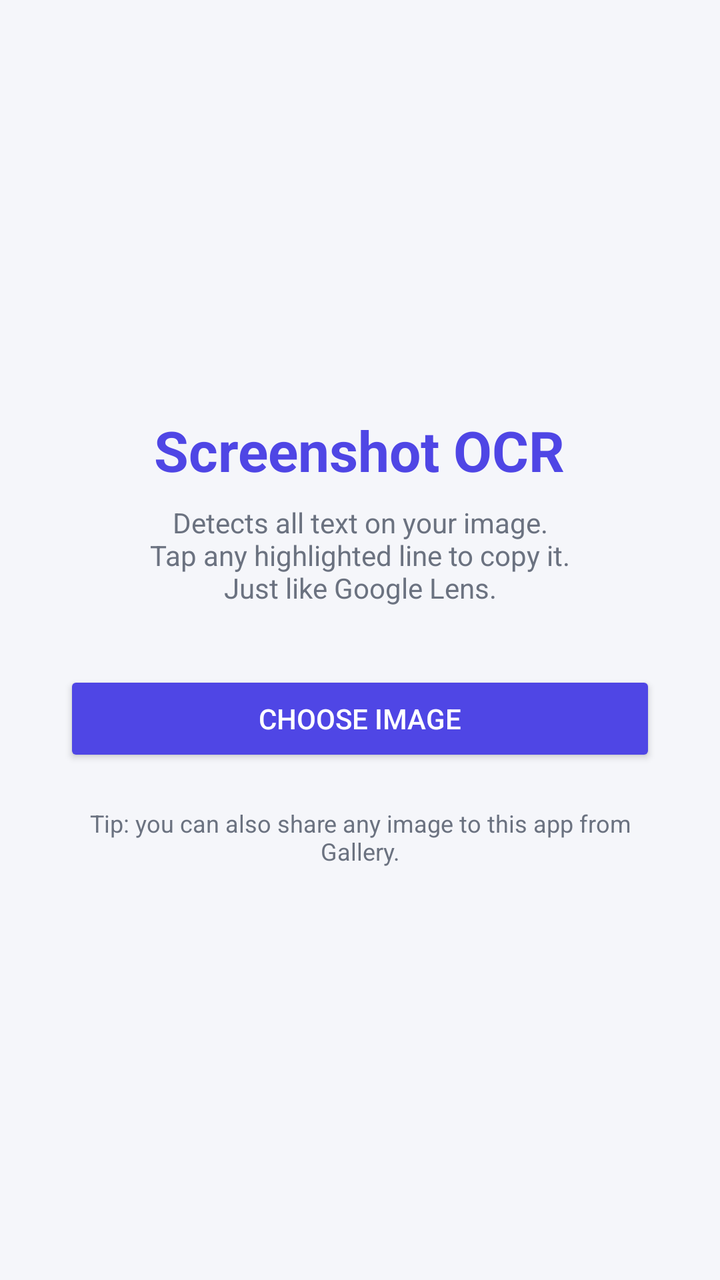
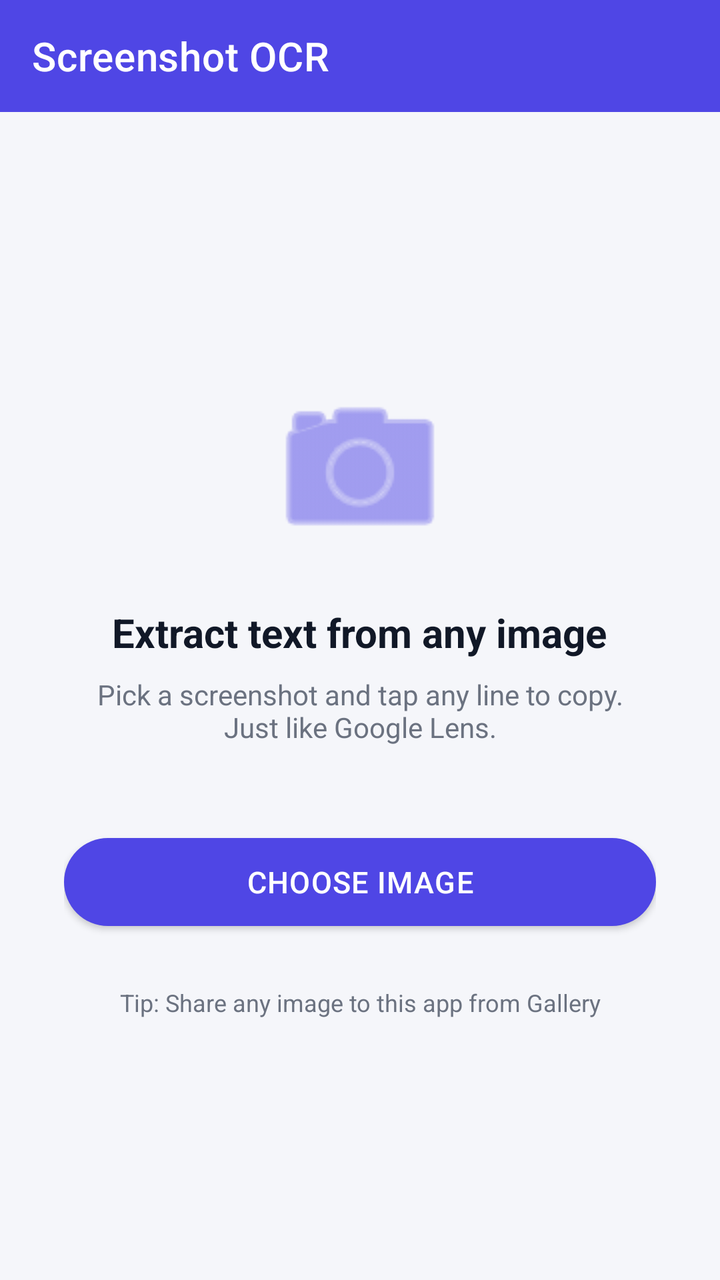

Two renders of the same Android screen: before a commit and after it. Below are the layout's source before the change and the commit's diff.
<!-- AndroidManifest.xml: application theme AppTheme -->
<!-- res/layout/activity_main.xml -->
<?xml version="1.0" encoding="utf-8"?>
<LinearLayout xmlns:android="http://schemas.android.com/apk/res/android"
    android:layout_width="match_parent"
    android:layout_height="match_parent"
    android:orientation="vertical"
    android:background="@color/bg"
    android:gravity="center"
    android:padding="32dp">

    <TextView
        android:layout_width="wrap_content"
        android:layout_height="wrap_content"
        android:text="Screenshot OCR"
        android:textSize="28sp"
        android:textStyle="bold"
        android:textColor="@color/primary" />

    <TextView
        android:layout_width="match_parent"
        android:layout_height="wrap_content"
        android:layout_marginTop="8dp"
        android:gravity="center"
        android:text="Detects all text on your image.\nTap any highlighted line to copy it.\nJust like Google Lens."
        android:textSize="14sp"
        android:textColor="@color/textSecondary" />

    <Button
        android:id="@+id/pickBtn"
        android:layout_width="match_parent"
        android:layout_height="wrap_content"
        android:layout_marginTop="32dp"
        android:backgroundTint="@color/primary"
        android:textColor="#FFFFFF"
        android:paddingVertical="14dp"
        android:text="Choose Image" />

    <TextView
        android:layout_width="match_parent"
        android:layout_height="wrap_content"
        android:layout_marginTop="20dp"
        android:gravity="center"
        android:text="Tip: you can also share any image to this app from Gallery."
        android:textSize="12sp"
        android:textColor="@color/textSecondary" />

</LinearLayout>
<!-- resources referenced by this layout -->
<resources>
  <color name="bg">#F5F6FA</color>
  <color name="primary">#4F46E5</color>
  <color name="textSecondary">#6B7280</color>
  <style name="AppTheme" parent="Theme.MaterialComponents.Light.NoActionBar">
          <item name="colorPrimary">@color/primary</item>
          <item name="colorPrimaryVariant">@color/primaryDark</item>
          <item name="colorOnPrimary">#FFFFFF</item>
          <item name="colorSecondary">@color/accent</item>
          <item name="colorOnSecondary">#FFFFFF</item>
          <item name="android:windowBackground">@color/bg</item>
          <item name="android:statusBarColor">@color/primaryDark</item>
          <item name="android:navigationBarColor">@color/bg</item>
          <item name="android:windowLightStatusBar">false</item>
      </style>
  <color name="primaryDark">#3730A3</color>
  <color name="accent">#009688</color>
</resources>

<!-- the commit's change to res/layout/activity_main.xml (unified diff, before → after) -->
@@ -1,46 +1,77 @@
 <?xml version="1.0" encoding="utf-8"?>
-<LinearLayout xmlns:android="http://schemas.android.com/apk/res/android"
+<androidx.constraintlayout.widget.ConstraintLayout
+    xmlns:android="http://schemas.android.com/apk/res/android"
+    xmlns:app="http://schemas.android.com/apk/res-auto"
     android:layout_width="match_parent"
     android:layout_height="match_parent"
-    android:orientation="vertical"
-    android:background="@color/bg"
-    android:gravity="center"
-    android:padding="32dp">
+    android:background="@color/bg">
 
-    <TextView
-        android:layout_width="wrap_content"
-        android:layout_height="wrap_content"
-        android:text="Screenshot OCR"
-        android:textSize="28sp"
-        android:textStyle="bold"
-        android:textColor="@color/primary" />
+    <com.google.android.material.appbar.MaterialToolbar
+        android:id="@+id/toolbar"
+        android:layout_width="0dp"
+        android:layout_height="?attr/actionBarSize"
+        android:background="@color/primary"
+        app:title="Screenshot OCR"
+        app:titleTextColor="#FFFFFF"
+        app:layout_constraintTop_toTopOf="parent"
+        app:layout_constraintStart_toStartOf="parent"
+        app:layout_constraintEnd_toEndOf="parent" />
 
-    <TextView
-        android:layout_width="match_parent"
-        android:layout_height="wrap_content"
-        android:layout_marginTop="8dp"
+    <LinearLayout
+        android:layout_width="0dp"
+        android:layout_height="0dp"
+        android:orientation="vertical"
         android:gravity="center"
-        android:text="Detects all text on your image.\nTap any highlighted line to copy it.\nJust like Google Lens."
-        android:textSize="14sp"
-        android:textColor="@color/textSecondary" />
+        android:padding="32dp"
+        app:layout_constraintTop_toBottomOf="@id/toolbar"
+        app:layout_constraintBottom_toBottomOf="parent"
+        app:layout_constraintStart_toStartOf="parent"
+        app:layout_constraintEnd_toEndOf="parent">
 
-    <Button
-        android:id="@+id/pickBtn"
-        android:layout_width="match_parent"
-        android:layout_height="wrap_content"
-        android:layout_marginTop="32dp"
-        android:backgroundTint="@color/primary"
-        android:textColor="#FFFFFF"
-        android:paddingVertical="14dp"
-        android:text="Choose Image" />
+        <ImageView
+            android:layout_width="96dp"
+            android:layout_height="96dp"
+            android:src="@android:drawable/ic_menu_camera"
+            android:alpha="0.85"
+            app:tint="@color/primary" />
 
-    <TextView
-        android:layout_width="match_parent"
-        android:layout_height="wrap_content"
-        android:layout_marginTop="20dp"
-        android:gravity="center"
-        android:text="Tip: you can also share any image to this app from Gallery."
-        android:textSize="12sp"
-        android:textColor="@color/textSecondary" />
+        <TextView
+            android:layout_width="wrap_content"
+            android:layout_height="wrap_content"
+            android:layout_marginTop="20dp"
+            android:text="Extract text from any image"
+            android:textColor="@color/textPrimary"
+            android:textSize="20sp"
+            android:textStyle="bold" />
 
-</LinearLayout>
+        <TextView
+            android:layout_width="match_parent"
+            android:layout_height="wrap_content"
+            android:layout_marginTop="8dp"
+            android:gravity="center"
+            android:text="Pick a screenshot and tap any line to copy.\nJust like Google Lens."
+            android:textColor="@color/textSecondary"
+            android:textSize="14sp" />
+
+        <com.google.android.material.button.MaterialButton
+            android:id="@+id/pickBtn"
+            android:layout_width="match_parent"
+            android:layout_height="56dp"
+            android:layout_marginTop="40dp"
+            android:text="Choose Image"
+            android:textSize="15sp"
+            android:letterSpacing="0.03"
+            app:cornerRadius="28dp"
+            app:backgroundTint="@color/primary" />
+
+        <TextView
+            android:layout_width="match_parent"
+            android:layout_height="wrap_content"
+            android:layout_marginTop="24dp"
+            android:gravity="center"
+            android:text="Tip: Share any image to this app from Gallery"
+            android:textColor="@color/textSecondary"
+            android:textSize="12sp" />
+    </LinearLayout>
+
+</androidx.constraintlayout.widget.ConstraintLayout>
<!-- resource entries referenced after the edit -->
@@ -2,6 +2,7 @@
 <resources>
   <color name="bg">#F5F6FA</color>
   <color name="primary">#4F46E5</color>
+  <color name="textPrimary">#111827</color>
   <color name="textSecondary">#6B7280</color>
   <style name="AppTheme" parent="Theme.MaterialComponents.Light.NoActionBar">
           <item name="colorPrimary">@color/primary</item>
